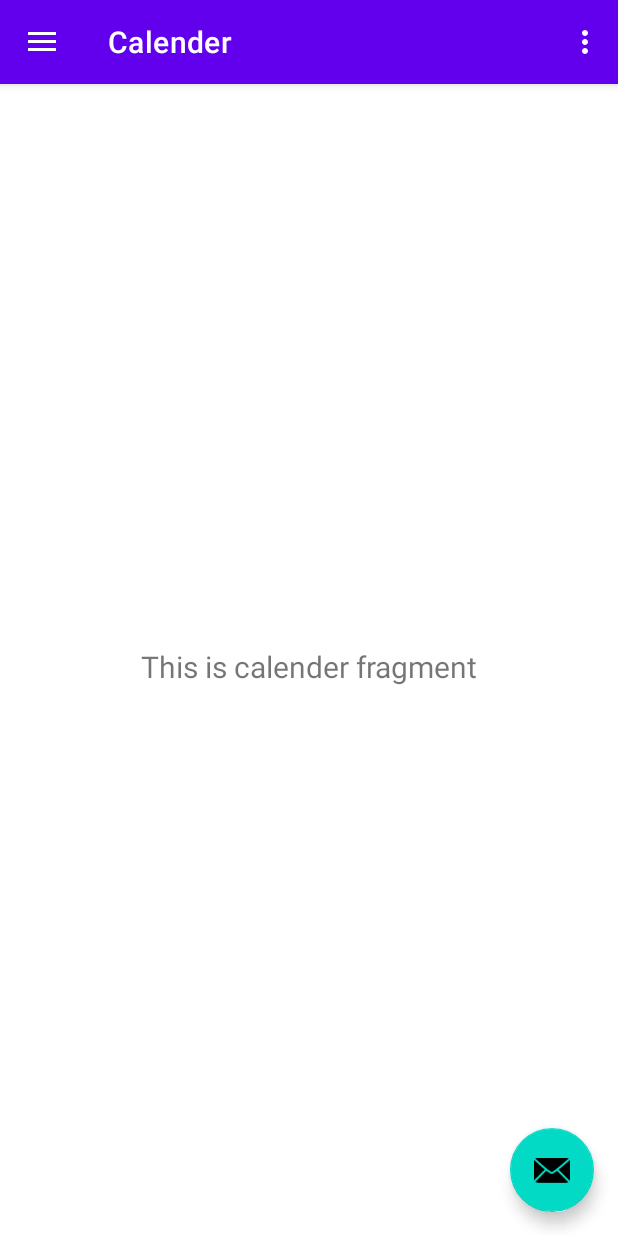
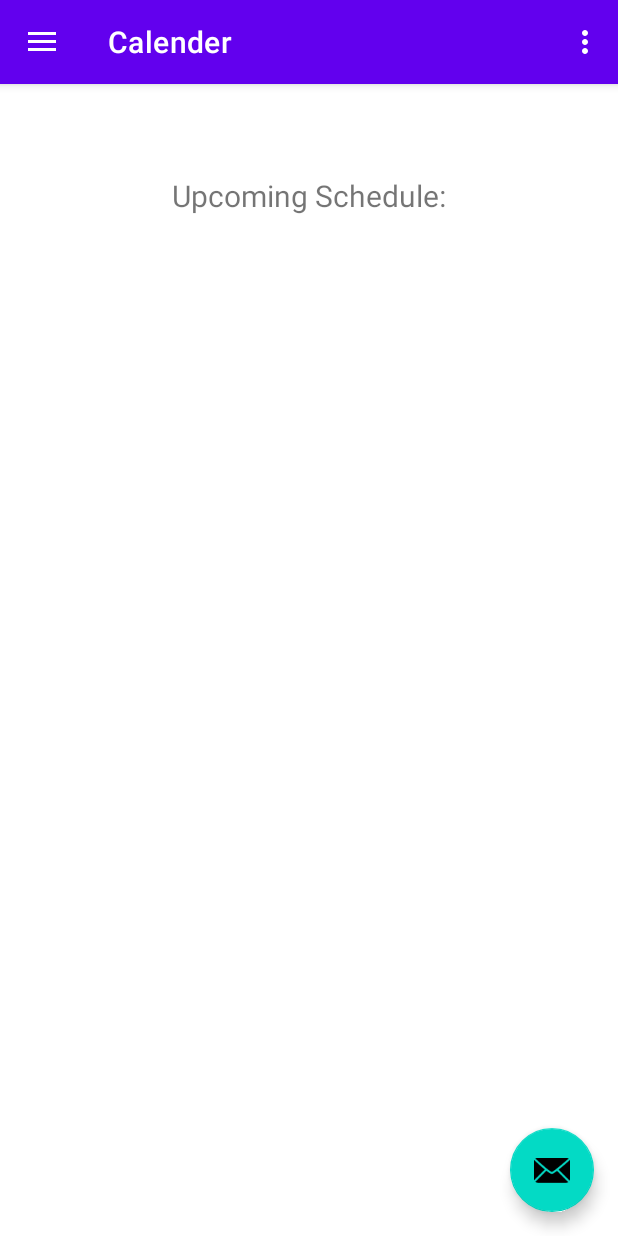
Before and after one commit to emilroy4/team1, an Android app: the screen it shows after launch (MainActivity), in the side drawer, after a tap on "Calender", on a phone screen of 412 x 824 dp. Run offline under Robolectric (Android 15) with nearby library versions, the phone set to English and light mode, and no system bars; our stand-ins replace navigation-ui.

Commit message:
calender icon

```diff
--- a/app/src/main/java/com/example/team1/ui/calender/CalenderViewModel.java
+++ b/app/src/main/java/com/example/team1/ui/calender/CalenderViewModel.java
@@ -10,7 +10,7 @@ public class CalenderViewModel extends ViewModel {
 
     public CalenderViewModel() {
         mText = new MutableLiveData<>();
-        mText.setValue("This is calender fragment");
+        mText.setValue("Upcoming Schedule:");
     }
 
     public LiveData<String> getText() {
--- a/app/src/main/res/layout/fragment_calender.xml
+++ b/app/src/main/res/layout/fragment_calender.xml
@@ -8,15 +8,23 @@
 
     <TextView
         android:id="@+id/text_calender"
-        android:layout_width="match_parent"
-        android:layout_height="wrap_content"
-        android:layout_marginStart="8dp"
-        android:layout_marginTop="8dp"
-        android:layout_marginEnd="8dp"
+        android:layout_width="409dp"
+        android:layout_height="56dp"
+        android:layout_marginStart="1dp"
+        android:layout_marginTop="42dp"
+        android:layout_marginEnd="1dp"
+        android:layout_marginBottom="633dp"
         android:textAlignment="center"
         android:textSize="20sp"
         app:layout_constraintBottom_toBottomOf="parent"
         app:layout_constraintEnd_toEndOf="parent"
         app:layout_constraintStart_toStartOf="parent"
         app:layout_constraintTop_toTopOf="parent" />
+
+    <androidx.constraintlayout.widget.Guideline
+        android:id="@+id/guideline2"
+        android:layout_width="wrap_content"
+        android:layout_height="wrap_content"
+        android:orientation="horizontal"
+        app:layout_constraintGuide_begin="20dp" />
 </androidx.constraintlayout.widget.ConstraintLayout>
--- a/app/src/main/res/menu/activity_main_drawer.xml
+++ b/app/src/main/res/menu/activity_main_drawer.xml
@@ -15,8 +15,8 @@
 
         <item
             android:id="@+id/nav_calender"
-            android:icon="@drawable/ic_menu_calender"
-            android:title="Calender" />
+            android:icon="@drawable/calender"
+            android:title="@string/menu_calender" />
 
 
 
--- a/app/src/main/res/values/strings.xml
+++ b/app/src/main/res/values/strings.xml
@@ -2,8 +2,8 @@
     <string name="app_name">team1</string>
     <string name="navigation_drawer_open">Open navigation drawer</string>
     <string name="navigation_drawer_close">Close navigation drawer</string>
-    <string name="nav_header_title">Android Studio</string>
-    <string name="nav_header_subtitle">android.studio@android.com</string>
+    <string name="nav_header_title">Emil Roy</string>
+    <string name="nav_header_subtitle">emilroy100@gmail.com</string>
     <string name="nav_header_desc">Navigation header</string>
     <string name="action_settings">Settings</string>
 
```
Also changed, not shown: app/src/main/res/drawable/calender.png (added).
